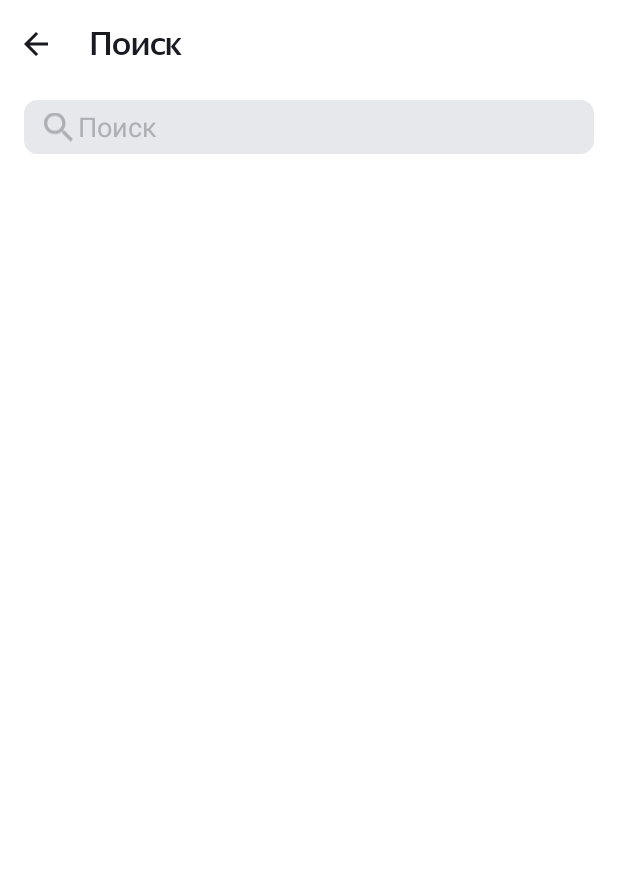
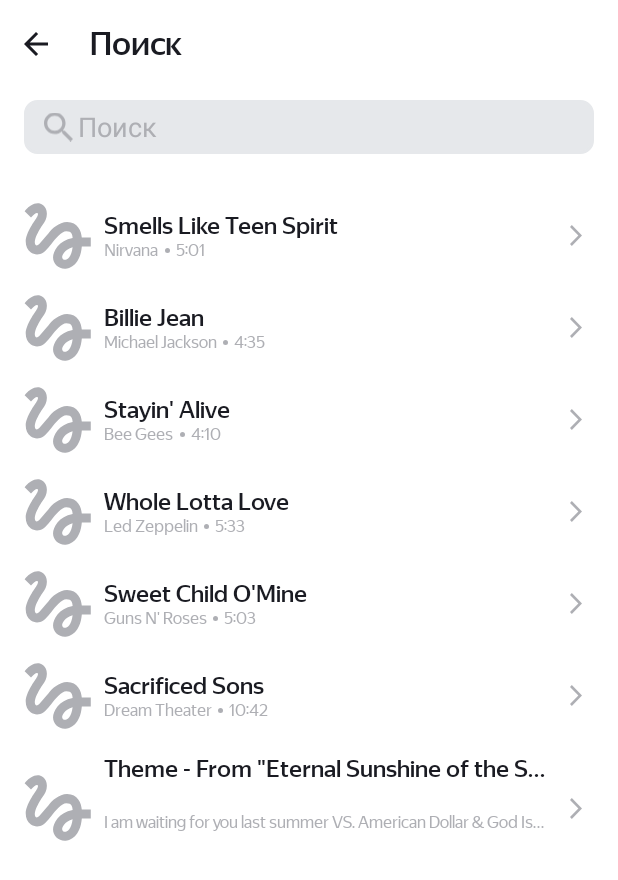
Before and after one commit to GoetzDeBouville/PlaylistMaker, an Android app: the SearchActivity screen opened directly, with no data from a screen before it, on a phone screen of 412 x 824 dp. Shown: the top 880 px of the screen. Run offline under Robolectric (Android 15) with nearby library versions, the phone set to English and light mode, and no system bars; pictures from the network do not load.

Commit message:
Добавлена логика генератора списка, загрузка изображений

```diff
--- a/app/build.gradle
+++ b/app/build.gradle
@@ -38,8 +38,11 @@ dependencies {
     implementation 'com.google.android.material:material:1.8.0'
     implementation 'androidx.constraintlayout:constraintlayout:2.1.4'
     implementation 'androidx.preference:preference:1.2.0'
+    implementation 'com.github.bumptech.glide:glide:4.15.1'
+    implementation 'androidx.recyclerview:recyclerview:1.3.0'
+
     testImplementation 'junit:junit:4.13.2'
+
     androidTestImplementation 'androidx.test.ext:junit:1.1.5'
     androidTestImplementation 'androidx.test.espresso:espresso-core:3.5.1'
-    implementation 'com.github.bumptech.glide:glide:4.15.1'
 }
--- a/app/src/main/AndroidManifest.xml
+++ b/app/src/main/AndroidManifest.xml
@@ -2,6 +2,8 @@
 <manifest xmlns:android="http://schemas.android.com/apk/res/android"
     xmlns:tools="http://schemas.android.com/tools"
     package="com.example.playlistmaker">
+
+    <uses-permission android:name="android.permission.INTERNET" />
 
     <application
         android:allowBackup="true"
--- a/app/src/main/java/com/example/playlistmaker/SearchActivity.kt
+++ b/app/src/main/java/com/example/playlistmaker/SearchActivity.kt
@@ -9,6 +9,8 @@ import android.view.View
 import android.view.inputmethod.InputMethodManager
 import android.widget.EditText
 import android.widget.ImageView
+import androidx.recyclerview.widget.LinearLayoutManager
+import androidx.recyclerview.widget.RecyclerView
 
 class SearchActivity : AppCompatActivity() {
     private lateinit var inputEditText: EditText
@@ -49,6 +51,58 @@ class SearchActivity : AppCompatActivity() {
             }
         }
         inputEditText.addTextChangedListener(textWatcher)
+
+        //! Mock-object:
+        val trackList = arrayListOf(
+            Track(
+                "Smells Like Teen Spirit",
+                "Nirvana",
+                "5:01",
+                "https://is5-ssl.mzstatic.com/image/thumb/Music115/v4/7b/58/c2/7b58c21a-2b51-2bb2-e59a-9bb9b96ad8c3/00602567924166.rgb.jpg/100x100bb.jpg"
+            ),
+            Track(
+                "Billie Jean",
+                "Michael Jackson",
+                "4:35",
+                "https://is5-ssl.mzstatic.com/image/thumb/Music125/v4/3d/9d/38/3d9d3811-71f0-3a0e-1ada-3004e56ff852/827969428726.jpg/100x100bb.jpg"
+            ),
+            Track(
+                "Stayin' Alive",
+                "Bee Gees",
+                "4:10",
+                "https://is4-ssl.mzstatic.com/image/thumb/Music115/v4/1f/80/1f/1f801fc1-8c0f-ea3e-d3e5-387c6619619e/16UMGIM86640.rgb.jpg/100x100bb.jpg"
+            ),
+            Track(
+                "Whole Lotta Love",
+                "Led Zeppelin",
+                "5:33",
+                "https://is2-ssl.mzstatic.com/image/thumb/Music62/v4/7e/17/e3/7e17e33f-2efa-2a36-e916-7f808576cf6b/mzm.fyigqcbs.jpg/100x100bb.jpg"
+            ),
+            Track(
+                "Sweet Child O'Mine",
+                "Guns N' Roses",
+                "5:03",
+                "https://is5-ssl.mzstatic.com/image/thumb/Music125/v4/a0/4d/c4/a04dc484-03cc-02aa-fa82-5334fcb4bc16/18UMGIM24878.rgb.jpg/100x100bb.jpg"
+            ),
+            Track(
+                "Sacrificed Sons",
+                "Dream Theater",
+                "10:42",
+                ""
+            ),
+            Track(
+                "Theme - From \"Eternal Sunshine of the Spotless Mind\" Score",
+                "I am waiting for you last summer VS. American Dollar & God Is An Astronaut VS. GodSpeed YOU! Black Emperor",
+                "2:23",
+                ""
+            )
+        )
+        val recyclerView = findViewById<RecyclerView>(R.id.tracklist_recycler)
+        recyclerView.layoutManager = LinearLayoutManager(this)
+        recyclerView.invalidate()
+
+        val trackAdapter = TrackAdapter(trackList)
+        recyclerView.adapter = trackAdapter
     }
 
     override fun onSaveInstanceState(outState: Bundle) {
@@ -59,8 +113,9 @@ class SearchActivity : AppCompatActivity() {
 
     override fun onRestoreInstanceState(savedInstanceState: Bundle) {
         super.onRestoreInstanceState(savedInstanceState)
-        savedInstanceState.getString(SEARCH_KEY, "")
+        inputEditText.setText(savedInstanceState.getString(SEARCH_KEY, ""))
     }
+
 
     private fun clearButtonVisibility(s: CharSequence?): Int {
         return if (s.isNullOrEmpty()) {
--- a/app/src/main/java/com/example/playlistmaker/Track.kt
+++ b/app/src/main/java/com/example/playlistmaker/Track.kt
@@ -1,10 +1,8 @@
 package com.example.playlistmaker
 
-class Track(
-    trackName: String,
-    artistName: String,
-    trackTime: String,
-    artworkUrl100: String
-) {
-// todo
-}
+data class Track(
+    val trackName: String,
+    val artistName: String,
+    val trackTime: String,
+    val artworkUrl100: String,
+)
--- /dev/null
+++ b/app/src/main/java/com/example/playlistmaker/TrackAdapter.kt
@@ -0,0 +1,21 @@
+package com.example.playlistmaker
+
+import android.view.LayoutInflater
+import android.view.ViewGroup
+import androidx.recyclerview.widget.RecyclerView
+
+class TrackAdapter (
+    private val tracks: List<Track>
+) : RecyclerView.Adapter<TrackViewHolder> () {
+
+    override fun onCreateViewHolder(parent: ViewGroup, viewType: Int): TrackViewHolder {
+        val view = LayoutInflater.from(parent.context).inflate(R.layout.item_track, parent, false)
+        return TrackViewHolder(view)
+    }
+
+    override fun onBindViewHolder(holder: TrackViewHolder, position: Int) {
+        holder.bind(tracks[position])
+    }
+
+    override fun getItemCount(): Int = tracks.size
+}
--- /dev/null
+++ b/app/src/main/java/com/example/playlistmaker/TrackViewHolder.kt
@@ -0,0 +1,32 @@
+package com.example.playlistmaker
+
+import android.view.View
+import android.widget.ImageView
+import android.widget.TextView
+import androidx.recyclerview.widget.RecyclerView
+import com.bumptech.glide.Glide
+import com.bumptech.glide.load.resource.bitmap.RoundedCorners
+
+class TrackViewHolder(itemView: View) : RecyclerView.ViewHolder(itemView) {
+    private val trackImage: ImageView = itemView.findViewById(R.id.album_poster_image)
+    private val trackName: TextView = itemView.findViewById(R.id.track_name)
+    private val groupName: TextView = itemView.findViewById(R.id.artist_name)
+    private val trackTime: TextView = itemView.findViewById(R.id.track_time)
+
+    fun bind(item: Track) {
+        val adaptedTrackName = item.trackName
+        val adaptedArtistName = item.artistName
+        val adaptedTrackTime = item.trackTime
+
+        Glide.with(itemView)
+            .load(item.artworkUrl100)
+            .centerCrop()
+            .transform(RoundedCorners(10))
+            .placeholder(R.drawable.empty_poster)
+            .into(trackImage)
+
+        trackName.text = adaptedTrackName
+        groupName.text = adaptedArtistName
+        trackTime.text = adaptedTrackTime
+    }
+}
--- a/app/src/main/res/layout/activity_search.xml
+++ b/app/src/main/res/layout/activity_search.xml
@@ -2,9 +2,9 @@
 <LinearLayout xmlns:android="http://schemas.android.com/apk/res/android"
     xmlns:app="http://schemas.android.com/apk/res-auto"
     xmlns:tools="http://schemas.android.com/tools"
-
     style="@style/SearchBackgroundStyle"
-    android:paddingTop="@dimen/dimen_16dp">
+    android:paddingTop="@dimen/dimen_16dp"
+    android:paddingBottom="@dimen/dimen_56dp">
 
     <LinearLayout
         style="@style/ActivityHeaderStyle"
@@ -45,7 +45,7 @@
             android:paddingStart="@dimen/dimen_36dp"
             android:singleLine="true"
             android:textColor="@color/black_text"
-            tools:ignore="RtlSymmetry,TouchTargetSizeCheck" />
+            tools:ignore="Autofill,RtlSymmetry,TouchTargetSizeCheck" />
 
         <ImageView
             android:id="@+id/search_icon"
@@ -71,13 +71,23 @@
             tools:ignore="ContentDescription,ObsoleteLayoutParam,RtlSymmetry" />
     </FrameLayout>
 
-    <androidx.recyclerview.widget.RecyclerView
+    <LinearLayout
+        android:layout_width="match_parent"
+        android:layout_height="match_parent"
+        android:orientation="vertical"
+        android:paddingStart="@dimen/dimen_16dp"
+        android:paddingEnd="@dimen/dimen_24dp"
         android:paddingTop="@dimen/dimen_24dp"
-        android:paddingEnd="@dimen/dimen_24dp"
-        android:paddingStart="@dimen/dimen_16dp"
-        android:layout_width="match_parent"
-        android:layout_height="wrap_content"
-        app:layoutManager="androidx.recyclerview.widget.LinearLayoutManager"
-        tools:listitem="@layout/item_track" />
+        tools:ignore="RtlSymmetry">
+
+        <androidx.recyclerview.widget.RecyclerView
+            android:id="@+id/tracklist_recycler"
+            android:layout_width="match_parent"
+            android:layout_height="wrap_content"
+            android:clipToPadding="false"
+            tools:itemCount="12"
+            tools:listitem="@layout/item_track" />
+    </LinearLayout>
+
 
 </LinearLayout>
--- a/app/src/main/res/layout/item_track.xml
+++ b/app/src/main/res/layout/item_track.xml
@@ -1,23 +1,32 @@
 <?xml version="1.0" encoding="utf-8"?>
 <androidx.constraintlayout.widget.ConstraintLayout xmlns:android="http://schemas.android.com/apk/res/android"
     xmlns:app="http://schemas.android.com/apk/res-auto"
-    android:layout_width="match_parent"
-    android:layout_height="match_parent">
-
-    <LinearLayout
+    xmlns:tools="http://schemas.android.com/tools"
     android:layout_width="match_parent"
     android:layout_height="wrap_content"
     android:gravity="center"
     android:orientation="horizontal"
-        android:paddingVertical="8dp"
+    app:layout_constraintEnd_toEndOf="parent"
+    app:layout_constraintStart_toStartOf="parent"
+    app:layout_constraintTop_toTopOf="parent">
+
+    <LinearLayout
+        android:layout_width="match_parent"
+        android:layout_height="match_parent"
+        android:gravity="center"
+        android:orientation="horizontal"
+        android:paddingVertical="@dimen/dimen_8dp"
+        app:layout_constraintBottom_toBottomOf="parent"
         app:layout_constraintEnd_toEndOf="parent"
         app:layout_constraintStart_toStartOf="parent"
         app:layout_constraintTop_toTopOf="parent">
 
         <ImageView
+            android:id="@+id/album_poster_image"
             android:layout_width="45dp"
             android:layout_height="45dp"
-            android:src="@drawable/empty_poster" />
+            android:src="@drawable/empty_poster"
+            tools:ignore="ContentDescription" />
 
         <LinearLayout
             android:layout_width="0dp"
@@ -25,12 +34,15 @@
             android:layout_gravity="center"
             android:layout_weight="1"
             android:orientation="vertical"
-            android:paddingLeft="@dimen/dimen_8dp">
+            android:paddingStart="@dimen/dimen_8dp"
+            tools:ignore="RtlSymmetry">
 
             <TextView
+                android:id="@+id/track_name"
                 style="@style/SettingsTitle"
-                android:layout_width="match_parent"
+                android:layout_width="wrap_content"
                 android:layout_height="wrap_content"
+                android:singleLine="true"
                 android:text="@string/track_name" />
 
             <LinearLayout
@@ -40,29 +52,45 @@
                 android:orientation="horizontal">
 
                 <TextView
+                    android:id="@+id/artist_name"
                     style="@style/SearchTrackDataTextStyle"
                     android:layout_width="wrap_content"
                     android:layout_height="wrap_content"
+                    android:singleLine="true"
                     android:text="@string/artist_name" />
 
+                <LinearLayout
+                    android:layout_width="0dp"
+                    android:layout_height="wrap_content"
+                    android:layout_weight="1"
+                    android:gravity="center_vertical"
+                    android:orientation="horizontal"
+                    tools:ignore="UseCompoundDrawables">
+
                     <ImageView
-                    style="@style/DotIconStyle"
+                        style="@style/EllipseIconStyle"
                         android:layout_width="wrap_content"
                         android:layout_height="wrap_content"
                         android:paddingHorizontal="@dimen/dimen_4dp"
-                    android:src="@drawable/ellipse" />
+                        android:src="@drawable/ellipse"
+                        tools:ignore="ContentDescription" />
 
                     <TextView
+                        android:id="@+id/track_time"
                         style="@style/SearchTrackDataTextStyle"
                         android:layout_width="wrap_content"
                         android:layout_height="wrap_content"
                         android:text="@string/track_time" />
                 </LinearLayout>
+
+
+            </LinearLayout>
         </LinearLayout>
 
         <ImageView
             style="@style/SettingsIcon"
+            android:paddingStart="@dimen/dimen_16dp"
             android:src="@drawable/arrow_forward"
-            android:paddingStart="@dimen/dimen_16dp"/>
+            tools:ignore="ContentDescription,RtlSymmetry" />
     </LinearLayout>
 </androidx.constraintlayout.widget.ConstraintLayout>
--- a/app/src/main/res/values-night/styles.xml
+++ b/app/src/main/res/values-night/styles.xml
@@ -102,7 +102,7 @@
         <item name="android:textSize">@dimen/extra_small_text</item>
     </style>
 
-    <style name="DotIconStyle">
+    <style name="EllipseIconStyle">
         <item name="tint">@color/white</item>
     </style>
 </resources>
--- a/app/src/main/res/values/dimen.xml
+++ b/app/src/main/res/values/dimen.xml
@@ -15,5 +15,6 @@
     <dimen name="dimen_36dp">36dp</dimen>
     <dimen name="dimen_40dp">40dp</dimen>
     <dimen name="dimen_48dp">48dp</dimen>
+    <dimen name="dimen_56dp">56dp</dimen>
 
 </resources>
--- a/app/src/main/res/values/styles.xml
+++ b/app/src/main/res/values/styles.xml
@@ -102,7 +102,7 @@
         <item name="android:textSize">@dimen/extra_small_text</item>
     </style>
 
-    <style name="DotIconStyle">
+    <style name="EllipseIconStyle">
         <item name="tint">@color/text_gray</item>
     </style>
 </resources>
```
Lines whose indentation alone changed are shown as unchanged.
